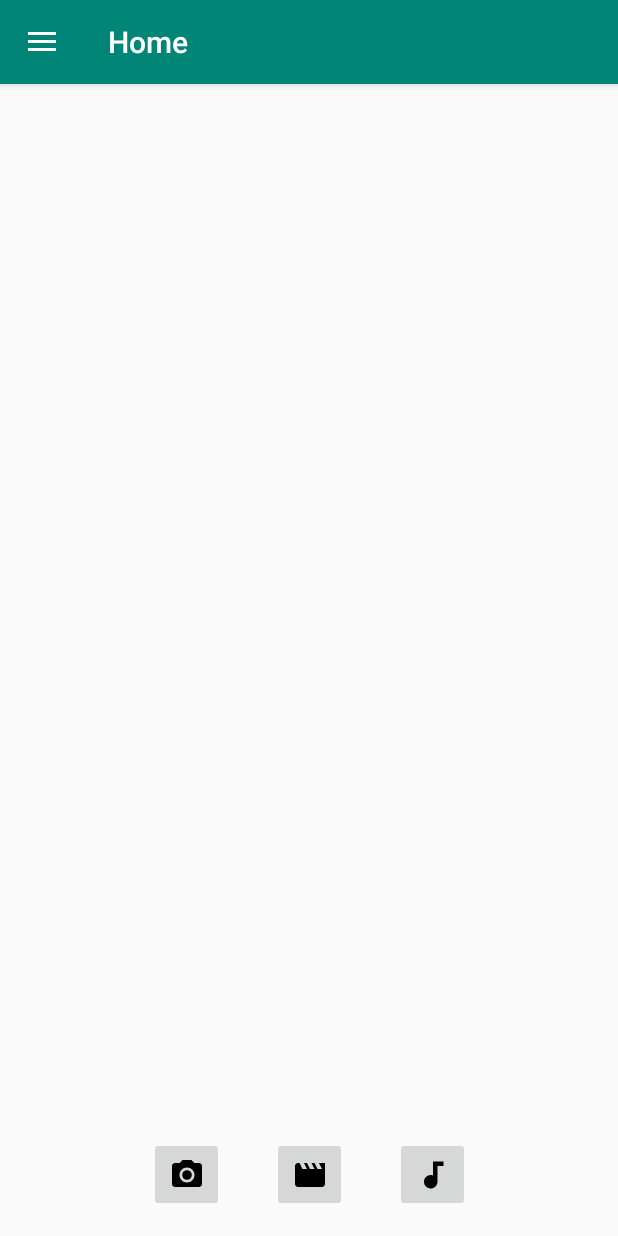
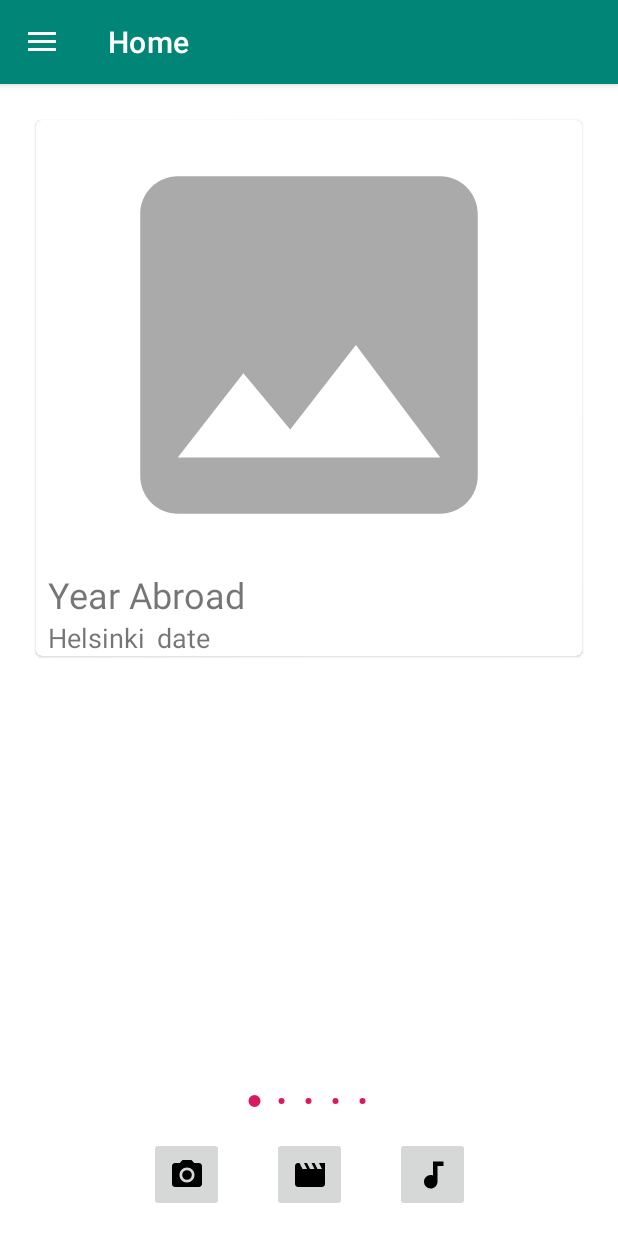
Before and after one commit to speciial/TravelChest, an Android app: the screen it shows after launch (MainActivity), on a phone screen of 412 x 824 dp. Run offline under Robolectric (Android 15) with nearby library versions, the phone set to English and light mode, and no system bars; our stand-ins replace Firebase (no records; nobody signed in at launch, a user with empty details on screens opened directly), Room's generated code, navigation-ui; libraries missing offline, so code that uses them is left out: org.jetbrains.anko; 1 statement that could not run was skipped.

Commit message:
Added ViewPager for displaying trips on home screen

```diff
--- a/app/build.gradle
+++ b/app/build.gradle
@@ -56,6 +56,8 @@ dependencies {
     androidTestImplementation 'androidx.test:runner:1.2.0'
     androidTestImplementation 'androidx.test.espresso:espresso-core:3.2.0'
 
+    implementation "androidx.viewpager2:viewpager2:1.0.0-beta04"
+
     // ARCore
     implementation 'com.google.ar:core:1.12.0'
     implementation 'com.google.ar.sceneform.ux:sceneform-ux:1.12.0'
--- a/app/src/main/java/com/speciial/travelchest/ui/ar/ArFragment.kt
+++ b/app/src/main/java/com/speciial/travelchest/ui/ar/ArFragment.kt
@@ -70,7 +70,7 @@ class ArFragment : Fragment(), ARMarker.MarkerEventListener {
 
             convertLocationToXYZ(address[0].latitude, address[0].longitude)
         } catch (e: Exception) {
-            // LOG
+            // TODO(@speciial): Log
         }
     }
 
--- a/app/src/main/java/com/speciial/travelchest/ui/home/HomeFragment.kt
+++ b/app/src/main/java/com/speciial/travelchest/ui/home/HomeFragment.kt
@@ -16,12 +16,12 @@ import android.widget.Toast
 import androidx.core.content.FileProvider
 import androidx.fragment.app.Fragment
 import androidx.lifecycle.Observer
-import androidx.recyclerview.widget.LinearLayoutManager
-import androidx.recyclerview.widget.RecyclerView
+import androidx.viewpager.widget.ViewPager
 import com.google.android.gms.location.FusedLocationProviderClient
 import com.google.android.gms.location.LocationServices
 import com.google.android.gms.tasks.Continuation
 import com.google.android.gms.tasks.Task
+import com.google.android.material.tabs.TabLayout
 import com.google.firebase.auth.FirebaseAuth
 import com.google.firebase.auth.FirebaseUser
 import com.google.firebase.storage.FirebaseStorage
@@ -49,6 +49,9 @@ class HomeFragment : Fragment() {
         private const val REQUEST_IMAGE_CAPTURE = 1
         private const val REQUEST_VIDEO_CAPTURE = 2
     }
+
+    private lateinit var cardViewPager: ViewPager
+    private lateinit var cardViewTabs: TabLayout
 
     private var mCurrentPhotoPath: String = ""
     private var mCurrentVideoPath: String = ""
@@ -80,7 +83,6 @@ class HomeFragment : Fragment() {
         auth = FirebaseAuth.getInstance()
         storage = FirebaseStorage.getInstance()
         currentUser = auth.currentUser
-        root.findViewById<RecyclerView>(R.id.home_recyclerview).layoutManager = LinearLayoutManager(activity as MainActivity)
 
         getLastLocation()
 
@@ -88,16 +90,12 @@ class HomeFragment : Fragment() {
 
         doAsync {
             val fileListLiveData = db!!.fileDao().getAll()
-            uiThread {_ ->
+            uiThread {
                 fileListLiveData.observe(activity as MainActivity, Observer { fileList ->
                     fileList.forEach {file ->
                         Log.e("DBG_FILE",file.toString())
-
                     }
-                    //root.findViewById<RecyclerView>(R.id.home_recyclerview).adapter = HomeAdapter(fileList)
                 })
-
-
             }
         }
         root.findViewById<ImageButton>(R.id.home_picture).setOnClickListener{
@@ -109,6 +107,11 @@ class HomeFragment : Fragment() {
         root.findViewById<ImageButton>(R.id.home_audio).setOnClickListener{
             buttonAudioListener()
         }
+
+        cardViewPager = root.findViewById(R.id.home_card_pager)
+        cardViewPager.adapter = TripCardAdapter(activity!!.supportFragmentManager)
+        cardViewTabs = root.findViewById(R.id.home_card_pager_tabs)
+        cardViewTabs.setupWithViewPager(cardViewPager, true)
 
         return root
     }
--- /dev/null
+++ b/app/src/main/java/com/speciial/travelchest/ui/home/TripCard.kt
@@ -0,0 +1,19 @@
+package com.speciial.travelchest.ui.home
+
+
+import android.os.Bundle
+import android.view.LayoutInflater
+import android.view.View
+import android.view.ViewGroup
+import androidx.fragment.app.Fragment
+import com.speciial.travelchest.R
+
+class TripCard : Fragment() {
+
+    override fun onCreateView(
+        inflater: LayoutInflater, container: ViewGroup?,
+        savedInstanceState: Bundle?
+    ): View? {
+        return inflater.inflate(R.layout.fragment_trip_card, container, false)
+    }
+}
--- /dev/null
+++ b/app/src/main/java/com/speciial/travelchest/ui/home/TripCardAdapter.kt
@@ -0,0 +1,15 @@
+package com.speciial.travelchest.ui.home
+
+import androidx.fragment.app.Fragment
+import androidx.fragment.app.FragmentManager
+import androidx.fragment.app.FragmentStatePagerAdapter
+
+class TripCardAdapter(fragment: FragmentManager) : FragmentStatePagerAdapter(fragment){
+
+    override fun getItem(position: Int): Fragment {
+        return TripCard()
+    }
+
+    override fun getCount(): Int = 5
+
+}
--- /dev/null
+++ b/app/src/main/res/drawable/card_indicator.xml
@@ -0,0 +1,8 @@
+<?xml version="1.0" encoding="utf-8"?>
+<selector xmlns:android="http://schemas.android.com/apk/res/android">
+
+    <item android:drawable="@drawable/card_indicator_selected" android:state_selected="true" />
+
+    <item android:drawable="@drawable/card_indicator_default" />
+
+</selector>
--- /dev/null
+++ b/app/src/main/res/drawable/card_indicator_default.xml
@@ -0,0 +1,8 @@
+<?xml version="1.0" encoding="utf-8"?>
+<shape xmlns:android="http://schemas.android.com/apk/res/android"
+    android:innerRadius="0dp"
+    android:shape="ring"
+    android:thickness="2dp"
+    android:useLevel="false">
+    <solid android:color="@color/colorAccent"/>
+</shape>
--- /dev/null
+++ b/app/src/main/res/drawable/card_indicator_selected.xml
@@ -0,0 +1,8 @@
+<?xml version="1.0" encoding="utf-8"?>
+<shape xmlns:android="http://schemas.android.com/apk/res/android"
+    android:innerRadius="0dp"
+    android:shape="ring"
+    android:thickness="4dp"
+    android:useLevel="false">
+    <solid android:color="@color/colorAccent"/>
+</shape>
--- /dev/null
+++ b/app/src/main/res/drawable/ic_image_black_24dp.xml
@@ -0,0 +1,9 @@
+<vector xmlns:android="http://schemas.android.com/apk/res/android"
+        android:width="24dp"
+        android:height="24dp"
+        android:viewportWidth="24.0"
+        android:viewportHeight="24.0">
+    <path
+        android:fillColor="#FFAAAAAA"
+        android:pathData="M21,19V5c0,-1.1 -0.9,-2 -2,-2H5c-1.1,0 -2,0.9 -2,2v14c0,1.1 0.9,2 2,2h14c1.1,0 2,-0.9 2,-2zM8.5,13.5l2.5,3.01L14.5,12l4.5,6H5l3.5,-4.5z"/>
+</vector>
--- a/app/src/main/res/layout/fragment_home.xml
+++ b/app/src/main/res/layout/fragment_home.xml
@@ -3,6 +3,30 @@
     xmlns:app="http://schemas.android.com/apk/res-auto"
     android:layout_width="match_parent"
     android:layout_height="match_parent">
+
+    <androidx.viewpager.widget.ViewPager
+        android:id="@+id/home_card_pager"
+        android:layout_width="match_parent"
+        android:layout_height="0dp"
+        android:layout_marginStart="16dp"
+        android:layout_marginTop="16dp"
+        android:layout_marginEnd="16dp"
+        app:layout_constraintBottom_toTopOf="@+id/home_card_pager_tabs"
+        app:layout_constraintEnd_toEndOf="parent"
+        app:layout_constraintStart_toStartOf="parent"
+        app:layout_constraintTop_toTopOf="parent"/>
+
+    <com.google.android.material.tabs.TabLayout
+        android:id="@+id/home_card_pager_tabs"
+        android:layout_width="match_parent"
+        android:layout_height="wrap_content"
+        app:layout_constraintBottom_toTopOf="@+id/home_menu_bottom"
+        app:layout_constraintEnd_toEndOf="parent"
+        app:layout_constraintStart_toStartOf="parent"
+        app:tabBackground="@drawable/card_indicator"
+        app:tabGravity="center"
+        app:tabIndicatorHeight="0dp"
+        app:tabPaddingEnd="6dp" />
 
     <LinearLayout
         android:id="@+id/home_menu_bottom"
@@ -45,12 +69,4 @@
             android:src="@drawable/ic_home_audio" />
     </LinearLayout>
 
-    <androidx.recyclerview.widget.RecyclerView
-        android:id="@+id/home_recyclerview"
-        android:layout_width="match_parent"
-        android:layout_height="0dp"
-        app:layout_constraintBottom_toTopOf="@id/home_menu_bottom"
-        app:layout_constraintEnd_toEndOf="parent"
-        app:layout_constraintStart_toStartOf="parent"
-        app:layout_constraintTop_toTopOf="parent" />
 </androidx.constraintlayout.widget.ConstraintLayout>
--- /dev/null
+++ b/app/src/main/res/layout/fragment_trip_card.xml
@@ -0,0 +1,62 @@
+<?xml version="1.0" encoding="utf-8"?>
+<FrameLayout xmlns:android="http://schemas.android.com/apk/res/android"
+    xmlns:app="http://schemas.android.com/apk/res-auto"
+    xmlns:tools="http://schemas.android.com/tools"
+    android:layout_width="match_parent"
+    android:layout_height="wrap_content"
+    tools:context=".ui.home.TripCard">
+
+    <com.google.android.material.card.MaterialCardView
+        android:id="@+id/mtrl_card_view"
+        android:layout_width="match_parent"
+        android:layout_height="wrap_content"
+        android:layout_margin="8dp">
+
+        <androidx.constraintlayout.widget.ConstraintLayout
+            android:layout_width="match_parent"
+            android:layout_height="match_parent">
+
+            <ImageView
+                android:id="@+id/home_card_thumbnail"
+                android:layout_width="match_parent"
+                android:layout_height="300dp"
+                android:src="@drawable/ic_image_black_24dp"
+                app:layout_constraintStart_toStartOf="parent"
+                app:layout_constraintTop_toTopOf="parent" />
+
+            <TextView
+                android:id="@+id/home_card_title"
+                android:layout_width="match_parent"
+                android:layout_height="wrap_content"
+                android:layout_marginStart="8dp"
+                android:layout_marginEnd="8dp"
+                android:text="@string/billboard_dummy_title"
+                android:textSize="24sp"
+                app:layout_constraintEnd_toEndOf="parent"
+                app:layout_constraintStart_toStartOf="parent"
+                app:layout_constraintTop_toBottomOf="@+id/home_card_thumbnail" />
+
+            <TextView
+                android:id="@+id/home_card_subtitle"
+                android:layout_width="wrap_content"
+                android:layout_height="wrap_content"
+                android:layout_marginStart="8dp"
+                android:text="@string/billboard_dummy_location"
+                android:textSize="18sp"
+                app:layout_constraintStart_toStartOf="parent"
+                app:layout_constraintTop_toBottomOf="@id/home_card_title" />
+
+            <TextView
+                android:id="@+id/home_card_date"
+                android:layout_width="wrap_content"
+                android:layout_height="wrap_content"
+                android:layout_marginStart="8dp"
+                android:text="@string/billboard_dummy_date"
+                android:textSize="18sp"
+                app:layout_constraintStart_toEndOf="@id/home_card_subtitle"
+                app:layout_constraintTop_toBottomOf="@+id/home_card_title" />
+
+        </androidx.constraintlayout.widget.ConstraintLayout>
+
+    </com.google.android.material.card.MaterialCardView>
+</FrameLayout>
--- a/app/src/main/res/values/strings.xml
+++ b/app/src/main/res/values/strings.xml
@@ -29,4 +29,7 @@
     <string name="label_fragment_preferences">Preferences</string>
     <string name="label_fragment_ar">Augmented Reality</string>
 
+    <!-- TODO: Remove or change this placeholder text -->
+    <string name="hello_blank_fragment">Hello blank fragment</string>
+
 </resources>
--- a/app/src/main/res/values/styles.xml
+++ b/app/src/main/res/values/styles.xml
@@ -1,7 +1,7 @@
 <resources>
 
     <!-- Base application theme. -->
-    <style name="AppTheme" parent="Theme.AppCompat.Light.DarkActionBar">
+    <style name="AppTheme" parent="Theme.MaterialComponents.Light">
         <!-- Customize your theme here. -->
         <item name="colorPrimary">@color/colorPrimary</item>
         <item name="colorPrimaryDark">@color/colorPrimaryDark</item>
```
